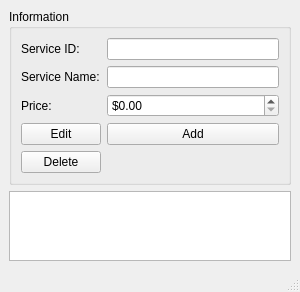
Qt form src/main/resources/base/service.ui (dagayveggi/HotelManagementSystem) before a commit.
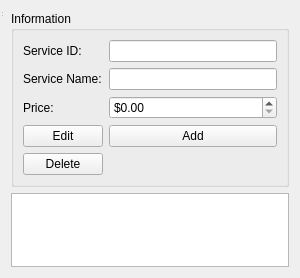
The same form after that commit.

Commit message: Changed all Dialog UI files to actual Dialog UI

What changed in the file:
```diff
--- a/src/main/resources/base/service.ui
+++ b/src/main/resources/base/service.ui
@@ -1,7 +1,7 @@
 <?xml version="1.0" encoding="UTF-8"?>
 <ui version="4.0">
  <class>MainWindow</class>
- <widget class="QMainWindow" name="MainWindow">
+ <widget class="QWidget" name="MainWindow">
   <property name="geometry">
    <rect>
     <x>0</x>
@@ -13,7 +13,8 @@
   <property name="windowTitle">
    <string>MainWindow</string>
   </property>
-  <widget class="QWidget" name="centralwidget">
+  <layout class="QGridLayout" name="gridLayout_2">
+   <item row="0" column="0">
    <layout class="QGridLayout" name="gridLayout">
     <item row="0" column="0">
      <widget class="QGroupBox" name="groupBox">
@@ -86,8 +87,18 @@
      <widget class="QTableView" name="tableView"/>
     </item>
    </layout>
+   </item>
+  </layout>
+  <widget class="QStatusBar" name="statusbar">
+   <property name="geometry">
+    <rect>
+     <x>0</x>
+     <y>0</y>
+     <width>3</width>
+     <height>18</height>
+    </rect>
+   </property>
   </widget>
-  <widget class="QStatusBar" name="statusbar"/>
  </widget>
  <resources/>
  <connections/>
```
Lines whose indentation alone changed are shown as unchanged. The commit also changes 3 other files.
